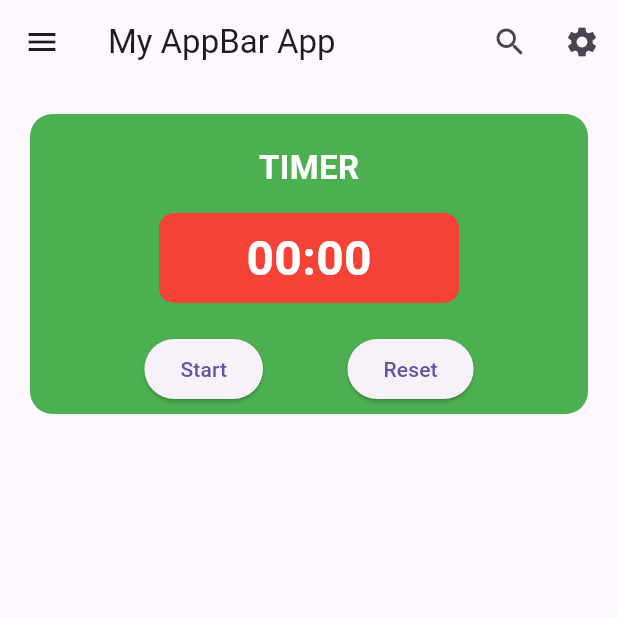
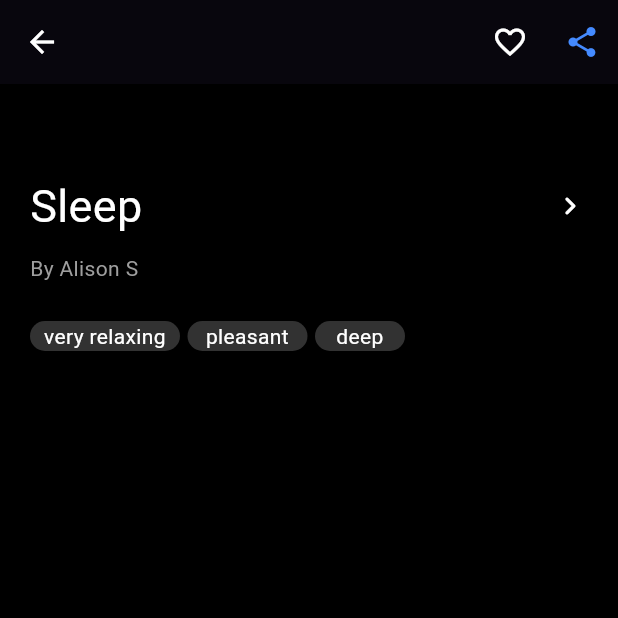
Before and after one commit to eimanlikeitsmagnetic-cyber/my_appbar_app, a Flutter app: the screen it shows after launch, on a phone screen of 412 x 824 dp, the top half of it. Run offline on Flutter 3.47's test engine with Material 3 defaults, Android fonts, the phone set to English and light mode, and no system bars.

Commit message:
Add sleep screen UI from class

```diff
--- a/lib/main.dart
+++ b/lib/main.dart
@@ -1,144 +1,129 @@
-import 'dart:async';
 import 'package:flutter/material.dart';
 
 void main() {
-  runApp(const MyApp());
+  runApp(const MainApp());
 }
 
-class MyApp extends StatelessWidget {
-  const MyApp({super.key});
+class MainApp extends StatelessWidget {
+  const MainApp({super.key});
 
   @override
   Widget build(BuildContext context) {
-    return const MaterialApp(
+    return MaterialApp(
       debugShowCheckedModeBanner: false,
-      home: TimerPage(),
-    );
-  }
-}
+      home: Scaffold(
+        backgroundColor: Colors.black,
 
-// 🔹 STATEFUL because the time changes
-class TimerPage extends StatefulWidget {
-  const TimerPage({super.key});
-
-  @override
-  State<TimerPage> createState() => _TimerPageState();
-}
-
-class _TimerPageState extends State<TimerPage> {
-  int seconds = 0;
-  Timer? timer;
-
-  // START TIMER
-  void startTimer() {
-    if (timer != null) return; // prevents double timers
-
-    timer = Timer.periodic(const Duration(seconds: 1), (timer) {
-      setState(() {
-        seconds++;
-      });
-    });
-  }
-
-  // RESET TIMER
-  void resetTimer() {
-    timer?.cancel();
-    timer = null;
-    setState(() {
-      seconds = 0;
-    });
-  }
-
-  // FORMAT TIME mm:ss
-  String formatTime(int seconds) {
-    int minutes = seconds ~/ 60;
-    int remainingSeconds = seconds % 60;
-
-    return '${minutes.toString().padLeft(2, '0')}:${remainingSeconds.toString().padLeft(2, '0')}';
-  }
-
-  @override
-  Widget build(BuildContext context) {
-    return Scaffold(
         appBar: AppBar(
-        leading: IconButton(
-          icon: const Icon(Icons.menu),
-          onPressed: () {},
+          backgroundColor: Colors.black,
+          elevation: 3,
+          leading: const Icon(
+            Icons.arrow_back,
+            color: Colors.white,
+            size: 24.0,
           ),
-        title: const Text('My AppBar App'),
           actions: [
             IconButton(
-            icon: const Icon(Icons.search),
               onPressed: () {},
+              icon: const Icon(
+                Icons.favorite_outline_outlined,
+                color: Colors.white,
+              ),
             ),
             IconButton(
-            icon: const Icon(Icons.settings),
               onPressed: () {},
+              icon: const Icon(
+                Icons.share,
+                color: Colors.blueAccent,
+              ),
             ),
           ],
         ),
 
-      // 🔽 TIMER SECTION
         body: Container(
+          margin: const EdgeInsets.only(top: 40),
+          padding: const EdgeInsets.all(20),
           width: double.infinity,
-        height: 200,
-        margin: const EdgeInsets.all(20),
-        padding: const EdgeInsets.all(20),
-        decoration: BoxDecoration(
-          color: Colors.green,
-          borderRadius: BorderRadius.circular(15),
+
+          child: Column(
+            crossAxisAlignment: CrossAxisAlignment.start,
+            children: [
+              Row(
+                mainAxisAlignment: MainAxisAlignment.spaceBetween,
+                children: const [
+                  Text(
+                    'Sleep',
+                    style: TextStyle(
+                      color: Colors.white,
+                      fontSize: 30,
+                    ),
+                  ),
+                  Icon(
+                    Icons.chevron_right_rounded,
+                    color: Colors.white,
+                  ),
+                ],
               ),
 
-        child: Column(
-          mainAxisAlignment: MainAxisAlignment.center,
+              const SizedBox(height: 10),
+
+              const Text(
+                'By Alison S',
+                style: TextStyle(color: Colors.grey),
+              ),
+
+              const SizedBox(height: 25),
+
+              Row(
                 children: [
-            const Text(
-              'TIMER',
-              style: TextStyle(
-                fontSize: 22,
-                fontWeight: FontWeight.bold,
-                color: Colors.white,
+                  Container(
+                    width: 100,
+                    height: 20,
+                    decoration: BoxDecoration(
+                      color: Color.fromARGB(255, 50, 50, 50),
+                      borderRadius: BorderRadius.circular(30),
+                    ),
+                    child: const Text(
+                      'very relaxing',
+                      textAlign: TextAlign.center,
+                      style: TextStyle(color: Colors.white),
                     ),
                   ),
 
-            const SizedBox(height: 15),
-
                   Container(
-              width: 200,
-              height: 60,
-              alignment: Alignment.center,
+                    margin: const EdgeInsets.symmetric(horizontal: 5),
+                    width: 80,
+                    height: 20,
                     decoration: BoxDecoration(
-                color: Colors.red,
-                borderRadius: BorderRadius.circular(10),
+                      color: Color.fromARGB(255, 50, 50, 50),
+                      borderRadius: BorderRadius.circular(30),
                     ),
-              child: Text(
-                formatTime(seconds),
-                style: const TextStyle(
-                  fontSize: 32,
-                  fontWeight: FontWeight.bold,
-                  color: Colors.white,
-                ),
+                    child: const Text(
+                      'pleasant',
+                      textAlign: TextAlign.center,
+                      style: TextStyle(color: Colors.white),
                     ),
                   ),
 
-            const SizedBox(height: 20),
-
-            Row(
-              mainAxisAlignment: MainAxisAlignment.spaceEvenly,
-              children: [
-                ElevatedButton(
-                  onPressed: startTimer,
-                  child: const Text('Start'),
+                  Container(
+                    width: 60,
+                    height: 20,
+                    decoration: BoxDecoration(
+                      color: Color.fromARGB(255, 50, 50, 50),
+                      borderRadius: BorderRadius.circular(30),
                     ),
-                ElevatedButton(
-                  onPressed: resetTimer,
-                  child: const Text('Reset'),
+                    child: const Text(
+                      'deep',
+                      textAlign: TextAlign.center,
+                      style: TextStyle(color: Colors.white),
+                    ),
                   ),
                 ],
               ),
             ],
           ),
         ),
+      ),
     );
   }
 }
```
Lines whose indentation alone changed are shown as unchanged.
